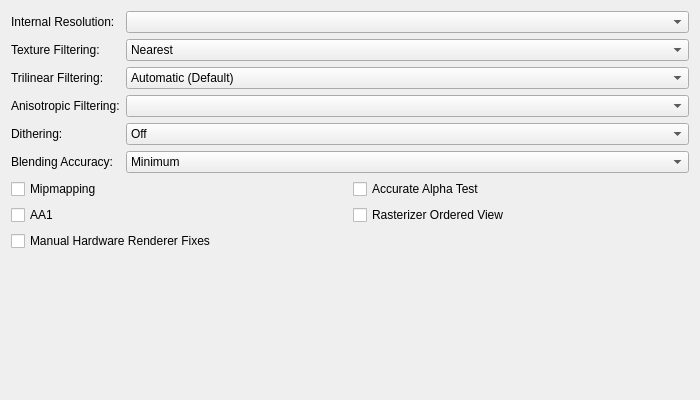
Before: the Qt Designer form pcsx2-qt/Settings/GraphicsHardwareRenderingSettingsTab.ui in PCSX2/pcsx2, drawn with Qt 5.
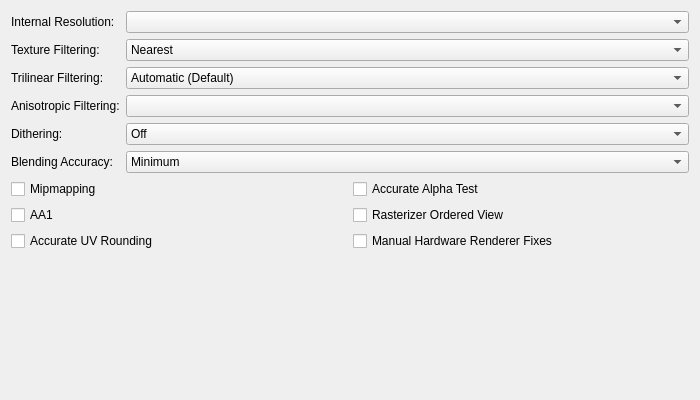
After: the same form once the commit is applied.

Commit message: GS: Accurate UV rounding for axis-aligned prims.

The edit to the form file:
```diff
--- a/pcsx2-qt/Settings/GraphicsHardwareRenderingSettingsTab.ui
+++ b/pcsx2-qt/Settings/GraphicsHardwareRenderingSettingsTab.ui
@@ -79,6 +79,13 @@
       </widget>
      </item>
      <item row="2" column="0">
+      <widget class="QCheckBox" name="accurateUVRounding">
+       <property name="text">
+        <string>Accurate UV Rounding</string>
+       </property>
+      </widget>
+     </item>
+     <item row="2" column="1">
       <widget class="QCheckBox" name="enableHWFixes">
        <property name="text">
         <string>Manual Hardware Renderer Fixes</string>
```
Left out of the diff: 1 changed line with no effect on the pictures. The commit also changes 34 other files.
